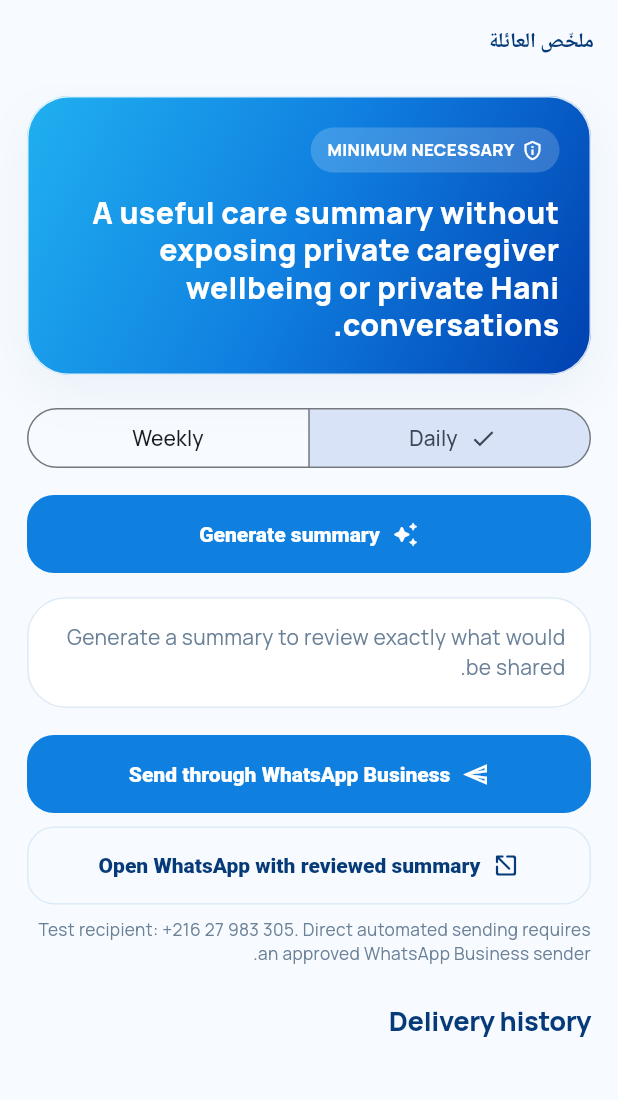
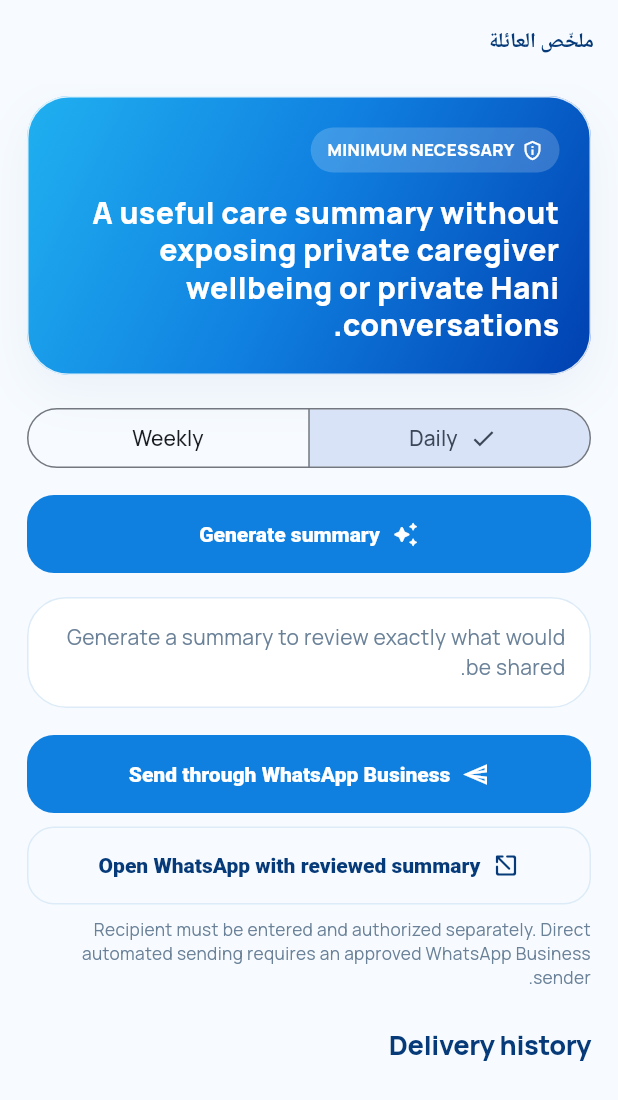
Before and after one commit to Ahmed-Braiek/hani-maak, a Flutter app: the SummaryScreen screen opened by its route, on a phone screen of 412 x 824 dp. Shown: the top 1100 px of the screen. Run offline on Flutter 3.47's test engine with Material 3 defaults, Android fonts, the phone set to English and light mode, and no system bars; our stand-ins replace flutter_riverpod, go_router, google_fonts, image_picker, just_audio, supabase_flutter and 1 more; missing offline and left inert: dart:js_interop, record; accounts and stored records are empty.

Commit message:
privacy: remove embedded WhatsApp test phone from caregiver summary UI

```diff
--- a/apps/mobile/lib/features/patient/summary_screen.dart
+++ b/apps/mobile/lib/features/patient/summary_screen.dart
@@ -219,7 +219,7 @@
           ),
           const SizedBox(height: 8),
           const Text(
-            'Test recipient: +216 27 983 305. Direct automated sending requires an approved WhatsApp Business sender.',
+            'Recipient must be entered and authorized separately. Direct automated sending requires an approved WhatsApp Business sender.',
             style: TextStyle(color: HaniColors.muted, fontSize: 11.5),
           ),
           const SizedBox(height: 24),
```
